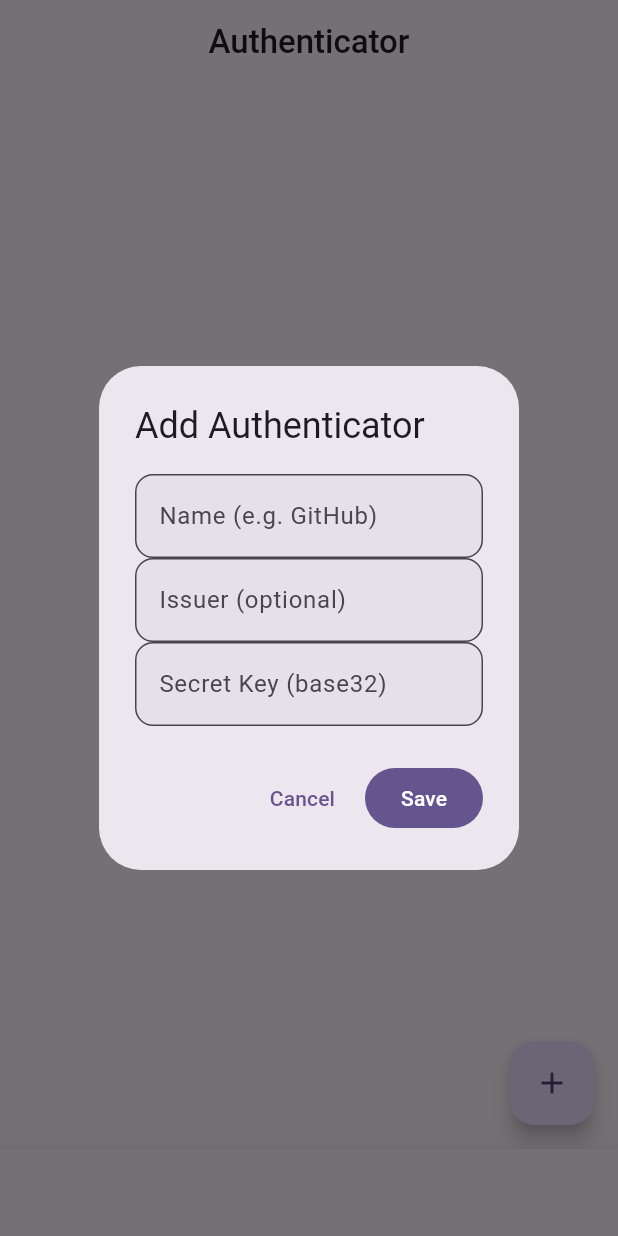
After one commit to lablogics/LifeLab, a Flutter app: the MoreScreen screen opened by its route, after a tap on "Authenticator", after a tap on the "add" icon, on a phone screen of 412 x 824 dp. The commit adds this screen. Run offline on Flutter 3.47's test engine with Material 3 defaults, Android fonts, the phone set to English and light mode, and no system bars; our stand-ins replace dio, flutter_riverpod, flutter_secure_storage, go_router, isar; accounts and stored records are empty; generated files the repository leaves out were written again; network calls fail.

Commit message:
feat: add TOTP authenticator with live code generation

```diff
--- a/lib/app/more_screen.dart
+++ b/lib/app/more_screen.dart
@@ -47,7 +47,12 @@ class MoreScreen extends StatelessWidget {
             onTap: () => context.go('/contacts'),
           ),
           _MenuItem(
-            icon: Icons.settings,
+            icon: Icons.security,
+            title: 'Authenticator',
+            subtitle: 'TOTP codes',
+            onTap: () => context.go('/totp'),
+          ),
+          _MenuItem(            icon: Icons.settings,
             title: 'Settings',
             subtitle: 'Profile, security, preferences',
             onTap: () {},
--- a/lib/app/router.dart
+++ b/lib/app/router.dart
@@ -18,6 +18,7 @@ import '../features/passwords/presentation/passwords_screen.dart';
 import '../features/bookmarks/presentation/bookmarks_screen.dart';
 import '../features/contacts/presentation/contacts_screen.dart';
 import '../features/messages/presentation/messages_screen.dart';
+import '../features/totp/presentation/totp_screen.dart';
 final routerProvider = Provider<GoRouter>((ref) {
   final auth = ref.watch(authProvider);
   return GoRouter(
@@ -57,6 +58,7 @@ final routerProvider = Provider<GoRouter>((ref) {
           GoRoute(path: '/bookmarks', builder: (context, state) => const BookmarksScreen()),
           GoRoute(path: '/contacts', builder: (context, state) => const ContactsScreen()),
           GoRoute(path: '/contacts/:id/messages', builder: (context, state) => MessagesScreen(contactId: state.pathParameters['id']!, contactName: state.pathParameters['id']!)),
+          GoRoute(path: '/totp', builder: (context, state) => const TotpScreen()),
         ],
       ),
     ],
--- /dev/null
+++ b/lib/features/totp/data/models/totp_model.dart
@@ -0,0 +1,43 @@
+class TotpModel {
+  final String id;
+  final String name;
+  final String issuer;
+  final String secret;
+  final String algorithm;
+  final int digits;
+  final int period;
+  final int createdAt;
+
+  const TotpModel({
+    required this.id,
+    required this.name,
+    this.issuer = '',
+    required this.secret,
+    this.algorithm = 'SHA1',
+    this.digits = 6,
+    this.period = 30,
+    this.createdAt = 0,
+  });
+
+  factory TotpModel.fromJson(Map<String, dynamic> json) {
+    return TotpModel(
+      id: json['id'] as String,
+      name: json['name'] as String? ?? '',
+      issuer: json['issuer'] as String? ?? '',
+      secret: json['secret'] as String? ?? '',
+      algorithm: json['algorithm'] as String? ?? 'SHA1',
+      digits: json['digits'] as int? ?? 6,
+      period: json['period'] as int? ?? 30,
+      createdAt: json['createdAt'] as int? ?? 0,
+    );
+  }
+
+  Map<String, dynamic> toJson() => {
+    'name': name,
+    'issuer': issuer,
+    'secret': secret,
+    'algorithm': algorithm,
+    'digits': digits,
+    'period': period,
+  };
+}
--- /dev/null
+++ b/lib/features/totp/data/totp_providers.dart
@@ -0,0 +1,93 @@
+import 'dart:typed_data';
+import 'package:crypto/crypto.dart';
+import 'package:flutter_riverpod/flutter_riverpod.dart';
+import 'package:lifelab_core/api/api_client.dart';
+import 'package:lifelab_core/api/endpoints.dart';
+import 'package:lifelab_core/di/core_providers.dart';
+import 'models/totp_model.dart';
+
+class TotpState {
+  final List<TotpModel> entries;
+  final Map<String, String> currentCodes;
+  final bool isLoading;
+  final String? error;
+
+  const TotpState({this.entries = const [], this.currentCodes = const {}, this.isLoading = false, this.error});
+
+  TotpState copyWith({List<TotpModel>? entries, Map<String, String>? currentCodes, bool? isLoading, String? error}) {
+    return TotpState(entries: entries ?? this.entries, currentCodes: currentCodes ?? this.currentCodes, isLoading: isLoading ?? this.isLoading, error: error);
+  }
+}
+
+class TotpNotifier extends StateNotifier<TotpState> {
+  final ApiClient _api;
+  TotpNotifier(this._api) : super(const TotpState()) { loadEntries(); }
+
+  Future<void> loadEntries() async {
+    state = state.copyWith(isLoading: true);
+    try {
+      final r = await _api.dio.dio.get(Endpoints.totp);
+      final list = (r.data as List).map((e) => TotpModel.fromJson(e as Map<String, dynamic>)).toList();
+      state = state.copyWith(entries: list, isLoading: false);
+      generateAllCodes();
+    } catch (e) { state = state.copyWith(isLoading: false, error: e.toString()); }
+  }
+
+  void generateAllCodes() {
+    final codes = <String, String>{};
+    for (final entry in state.entries) {
+      codes[entry.id] = generateTotp(entry.secret, entry.period, entry.digits);
+    }
+    state = state.copyWith(currentCodes: codes);
+  }
+
+  Future<void> createEntry(TotpModel entry) async {
+    try {
+      await _api.dio.dio.post(Endpoints.totp, data: entry.toJson());
+      await loadEntries();
+    } catch (e) { state = state.copyWith(error: e.toString()); }
+  }
+
+  Future<void> deleteEntry(String id) async {
+    try {
+      await _api.dio.dio.delete('${Endpoints.totp}/$id');
+      await loadEntries();
+    } catch (e) { state = state.copyWith(error: e.toString()); }
+  }
+
+  static String generateTotp(String base32Secret, int period, int digits) {
+    final secret = _base32Decode(base32Secret.toUpperCase().replaceAll(' ', ''));
+    final counter = (DateTime.now().millisecondsSinceEpoch ~/ 1000) ~/ period;
+    final bytes = ByteData(8);
+    bytes.setUint64(0, counter, Endian.big);
+    final hash = Hmac(sha1, secret).convert(bytes.buffer.asUint8List()).bytes;
+    final offset = hash[hash.length - 1] & 0xf;
+    final code = ((hash[offset] & 0x7f) << 24) | ((hash[offset + 1] & 0xff) << 16) | ((hash[offset + 2] & 0xff) << 8) | (hash[offset + 3] & 0xff);
+    final otp = code % _pow10(digits);
+    return otp.toString().padLeft(digits, '0');
+  }
+
+  static int _pow10(int n) { int r = 1; for (int i = 0; i < n; i++) { r *= 10; } return r; }
+
+  static Uint8List _base32Decode(String input) {
+    const alphabet = 'ABCDEFGHIJKLMNOPQRSTUVWXYZ234567';
+    final output = <int>[];
+    var buffer = 0;
+    var bitsLeft = 0;
+    for (final c in input.codeUnits) {
+      final val = alphabet.indexOf(String.fromCharCode(c));
+      if (val < 0) continue;
+      buffer = (buffer << 5) | val;
+      bitsLeft += 5;
+      if (bitsLeft >= 8) {
+        output.add((buffer >> (bitsLeft - 8)) & 0xff);
+        bitsLeft -= 8;
+      }
+    }
+    return Uint8List.fromList(output);
+  }
+}
+
+final totpProvider = StateNotifierProvider<TotpNotifier, TotpState>((ref) {
+  return TotpNotifier(ref.watch(apiClientProvider));
+});
--- /dev/null
+++ b/lib/features/totp/presentation/totp_screen.dart
@@ -0,0 +1,88 @@
+import 'dart:async';
+import 'package:flutter/material.dart';
+import 'package:flutter/services.dart';
+import 'package:flutter_riverpod/flutter_riverpod.dart';
+import '../data/totp_providers.dart';
+import '../data/models/totp_model.dart';
+
+class TotpScreen extends ConsumerStatefulWidget {
+  const TotpScreen({super.key});
+  @override
+  ConsumerState<TotpScreen> createState() => _TotpScreenState();
+}
+
+class _TotpScreenState extends ConsumerState<TotpScreen> {
+  Timer? _timer;
+  int _secondsRemaining = 30;
+
+  @override
+  void initState() {
+    super.initState();
+    _timer = Timer.periodic(const Duration(seconds: 1), (_) {
+      final elapsed = (DateTime.now().millisecondsSinceEpoch ~/ 1000) % 30;
+      setState(() => _secondsRemaining = 30 - elapsed);
+      if (_secondsRemaining == 30) {
+        ref.read(totpProvider.notifier).generateAllCodes();
+      }
+    });
+  }
+
+  @override
+  void dispose() { _timer?.cancel(); super.dispose(); }
+
+  @override
+  Widget build(BuildContext context) {
+    final state = ref.watch(totpProvider);
+    final notifier = ref.read(totpProvider.notifier);
+    final theme = Theme.of(context);
+
+    return Scaffold(
+      appBar: AppBar(title: const Text('Authenticator')),
+      floatingActionButton: FloatingActionButton(onPressed: () => _showAddDialog(context, ref), child: const Icon(Icons.add)),
+      body: state.isLoading
+          ? const Center(child: CircularProgressIndicator())
+          : state.entries.isEmpty
+              ? Center(child: Column(mainAxisAlignment: MainAxisAlignment.center, children: [Icon(Icons.security, size: 64, color: theme.colorScheme.outline), const SizedBox(height: 16), const Text('No authenticator entries')]))
+              : Column(children: [
+                  Padding(padding: const EdgeInsets.all(16), child: LinearProgressIndicator(value: _secondsRemaining / 30)),
+                  Expanded(child: ListView.builder(itemCount: state.entries.length, itemBuilder: (ctx, i) {
+                    final entry = state.entries[i];
+                    final code = state.currentCodes[entry.id] ?? '------';
+                    return ListTile(
+                      leading: CircleAvatar(child: Text(entry.name.isNotEmpty ? entry.name[0].toUpperCase() : '?')),
+                      title: Text(entry.name),
+                      subtitle: Text(entry.issuer.isNotEmpty ? entry.issuer : 'TOTP'),
+                      trailing: Row(mainAxisSize: MainAxisSize.min, children: [
+                        Text(code, style: theme.textTheme.titleLarge?.copyWith(fontFamily: 'monospace', fontWeight: FontWeight.bold, color: theme.colorScheme.primary)),
+                        const SizedBox(width: 8),
+                        IconButton(icon: const Icon(Icons.delete, size: 20, color: Colors.red), onPressed: () => notifier.deleteEntry(entry.id)),
+                      ]),
+                      onTap: () { Clipboard.setData(ClipboardData(text: code)); ScaffoldMessenger.of(context).showSnackBar(const SnackBar(content: Text('Code copied'))); },
+                    );
+                  })),
+                ]),
+    );
+  }
+
+  void _showAddDialog(BuildContext context, WidgetRef ref) {
+    final nameCtrl = TextEditingController();
+    final secretCtrl = TextEditingController();
+    final issuerCtrl = TextEditingController();
+
+    showDialog(context: context, builder: (ctx) => AlertDialog(
+      title: const Text('Add Authenticator'),
+      content: SingleChildScrollView(child: Column(mainAxisSize: MainAxisSize.min, children: [
+        TextField(controller: nameCtrl, decoration: const InputDecoration(labelText: 'Name (e.g. GitHub)')),
+        TextField(controller: issuerCtrl, decoration: const InputDecoration(labelText: 'Issuer (optional)')),
+        TextField(controller: secretCtrl, decoration: const InputDecoration(labelText: 'Secret Key (base32)')),
+      ])),
+      actions: [
+        TextButton(onPressed: () => Navigator.pop(ctx), child: const Text('Cancel')),
+        FilledButton(onPressed: () {
+          ref.read(totpProvider.notifier).createEntry(TotpModel(id: '', name: nameCtrl.text, issuer: issuerCtrl.text, secret: secretCtrl.text));
+          Navigator.pop(ctx);
+        }, child: const Text('Save')),
+      ],
+    ));
+  }
+}
--- a/pubspec.yaml
+++ b/pubspec.yaml
@@ -24,6 +24,7 @@ dependencies:
   go_router: ^13.0.0
   flutter_secure_storage: ^9.0.0
   url_launcher: ^6.2.0
+  crypto: ^3.0.3
 
   # UI
   cupertino_icons: ^1.0.8
```
Also changed, not shown: pubspec.lock.
